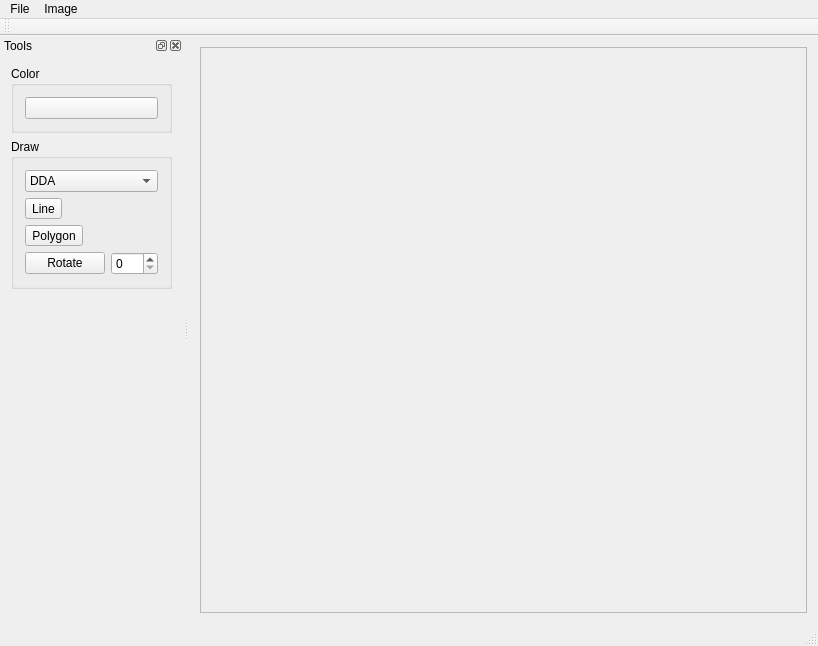
Alicasto/ImageViewer, file src/ImageViewer.ui: the form before one commit.
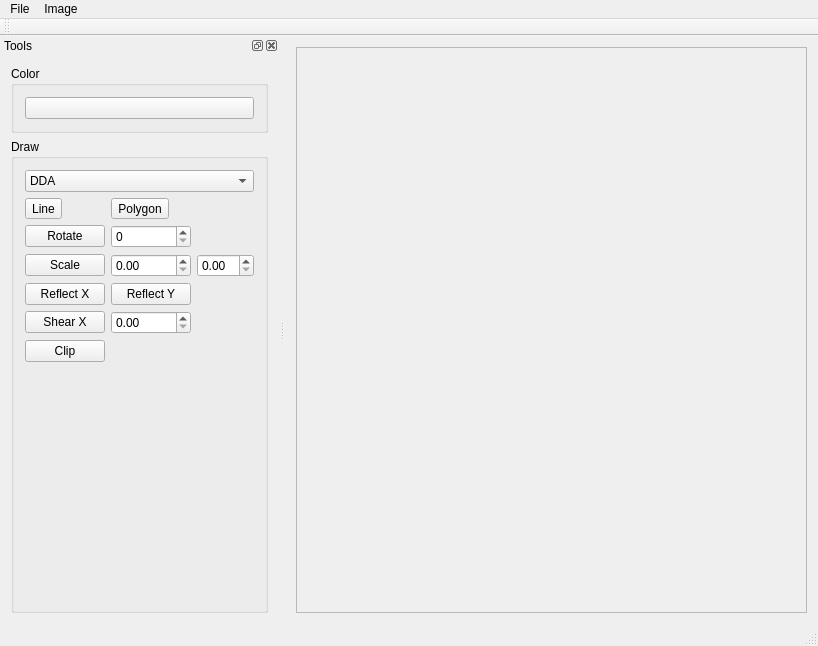
The form after the commit.

Patch:
```diff
--- a/src/ImageViewer.ui
+++ b/src/ImageViewer.ui
@@ -14,7 +14,7 @@
    <string>ImageViewer</string>
   </property>
   <widget class="QWidget" name="centralWidget">
-   <layout class="QHBoxLayout" name="horizontalLayout">
+   <layout class="QVBoxLayout" name="verticalLayout">
     <item>
      <widget class="QScrollArea" name="scrollArea">
       <property name="widgetResizable">
@@ -25,7 +25,7 @@
         <rect>
          <x>0</x>
          <y>0</y>
-         <width>617</width>
+         <width>522</width>
          <height>566</height>
         </rect>
        </property>
@@ -78,14 +78,14 @@
     <number>1</number>
    </attribute>
    <widget class="QWidget" name="dockWidgetContents">
-    <layout class="QVBoxLayout" name="verticalLayout">
-     <item>
+    <layout class="QGridLayout" name="gridLayout_2">
+     <item row="0" column="0">
       <widget class="QGroupBox" name="groupBox">
        <property name="title">
         <string>Color</string>
        </property>
-       <layout class="QVBoxLayout" name="verticalLayout_2">
-        <item>
+       <layout class="QGridLayout" name="gridLayout">
+        <item row="0" column="0">
          <widget class="QPushButton" name="pushButtonSetColor">
           <property name="text">
            <string/>
@@ -95,78 +95,113 @@
        </layout>
       </widget>
      </item>
-     <item>
+     <item row="1" column="0">
       <widget class="QGroupBox" name="groupBox_2">
        <property name="title">
         <string>Draw</string>
        </property>
-       <layout class="QGridLayout" name="gridLayout">
-        <item row="2" column="0">
-         <widget class="QToolButton" name="toolButtonPolygon">
+       <layout class="QGridLayout" name="gridLayout_4">
+        <item row="4" column="0">
+         <widget class="QPushButton" name="pushButtonReflectX">
           <property name="text">
-           <string>Polygon</string>
+           <string>Reflect X</string>
           </property>
+         </widget>
+        </item>
+        <item row="3" column="0">
+         <widget class="QPushButton" name="pushButtonApplyScale">
+          <property name="text">
+           <string>Scale</string>
+          </property>
           <property name="checkable">
-           <bool>true</bool>
+           <bool>false</bool>
           </property>
           <attribute name="buttonGroup">
            <string notr="true">buttonGroup</string>
           </attribute>
          </widget>
         </item>
-        <item row="1" column="0">
-         <widget class="QToolButton" name="toolButtonDrawLine">
+        <item row="5" column="0">
+         <widget class="QPushButton" name="pushButtonShear">
           <property name="text">
-           <string>Line</string>
+           <string>Shear X</string>
           </property>
           <property name="checkable">
-           <bool>true</bool>
+           <bool>false</bool>
           </property>
           <attribute name="buttonGroup">
            <string notr="true">buttonGroup</string>
           </attribute>
          </widget>
         </item>
-        <item row="1" column="1">
-         <spacer name="horizontalSpacer">
+        <item row="0" column="0" colspan="3">
+         <widget class="QComboBox" name="comboBoxLineAlg">
+          <item>
+           <property name="text">
+            <string>DDA</string>
+           </property>
+          </item>
+          <item>
+           <property name="text">
+            <string>Bresenham</string>
+           </property>
+          </item>
+          <item>
+           <property name="text">
+            <string>Circle</string>
+           </property>
+          </item>
+         </widget>
+        </item>
+        <item row="5" column="1">
+         <widget class="QDoubleSpinBox" name="doubleSpinBoxShear"/>
+        </item>
+        <item row="2" column="1">
+         <widget class="QSpinBox" name="spinBoxRotation"/>
+        </item>
+        <item row="7" column="0">
+         <spacer name="verticalSpacer">
           <property name="orientation">
-           <enum>Qt::Orientation::Horizontal</enum>
+           <enum>Qt::Orientation::Vertical</enum>
           </property>
           <property name="sizeHint" stdset="0">
            <size>
-            <width>40</width>
-            <height>20</height>
+            <width>20</width>
+            <height>40</height>
            </size>
           </property>
          </spacer>
         </item>
-        <item row="0" column="0" colspan="2">
-         <widget class="QComboBox" name="comboBoxLineAlg">
-          <item>
-           <property name="text">
-            <string>DDA</string>
-           </property>
-          </item>
-          <item>
-           <property name="text">
-            <string>Bresenham</string>
-           </property>
-          </item>
-          <item>
-           <property name="text">
-            <string>Circle</string>
-           </property>
-          </item>
+        <item row="1" column="1" colspan="2">
+         <widget class="QToolButton" name="toolButtonPolygon">
+          <property name="text">
+           <string>Polygon</string>
+          </property>
+          <property name="checkable">
+           <bool>true</bool>
+          </property>
+          <attribute name="buttonGroup">
+           <string notr="true">buttonGroup</string>
+          </attribute>
+         </widget>
+        </item>
+        <item row="1" column="0">
+         <widget class="QToolButton" name="toolButtonDrawLine">
+          <property name="text">
+           <string>Line</string>
+          </property>
+          <property name="checkable">
+           <bool>true</bool>
+          </property>
+          <attribute name="buttonGroup">
+           <string notr="true">buttonGroup</string>
+          </attribute>
          </widget>
         </item>
         <item row="3" column="1">
-         <widget class="QSpinBox" name="spinBoxRotation">
-          <property name="maximum">
-           <number>360</number>
-          </property>
-         </widget>
+         <widget class="QDoubleSpinBox" name="doubleSpinBoxX"/>
         </item>
-        <item row="3" column="0">
+        <item row="2" column="0">
          <widget class="QPushButton" name="buttonRotate">
           <property name="text">
            <string>Rotate</string>
@@ -176,22 +211,29 @@
           </property>
          </widget>
         </item>
+        <item row="3" column="2">
+         <widget class="QDoubleSpinBox" name="doubleSpinBoxY"/>
+        </item>
+        <item row="4" column="1">
+         <widget class="QPushButton" name="pushButtonReflectY">
+          <property name="text">
+           <string>Reflect Y</string>
+          </property>
+         </widget>
+        </item>
+        <item row="6" column="0">
+         <widget class="QPushButton" name="pushButtonClip">
+          <property name="text">
+           <string>Clip</string>
+          </property>
+          <property name="checkable">
+           <bool>true</bool>
+          </property>
+         </widget>
+        </item>
        </layout>
       </widget>
      </item>
-     <item>
-      <spacer name="verticalSpacer">
-       <property name="orientation">
-        <enum>Qt::Orientation::Vertical</enum>
-       </property>
-       <property name="sizeHint" stdset="0">
-        <size>
-         <width>20</width>
-         <height>40</height>
-        </size>
-       </property>
-      </spacer>
-     </item>
     </layout>
    </widget>
   </widget>
```
Left out of the diff: 6 changed lines with no effect on the pictures.
